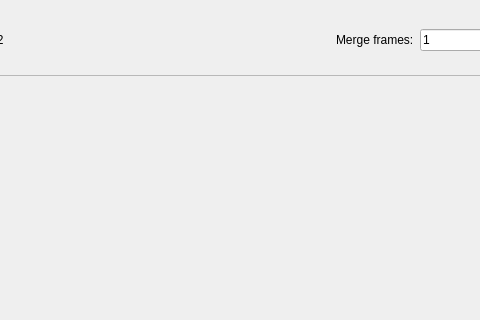
Old version of the form PyContact/gui/track_mol_gui.ui in the repository maxscheurer/pycontact; both pictures show x 138 to 618 and y 0 to 320 of the 743 by 538 pixel window.
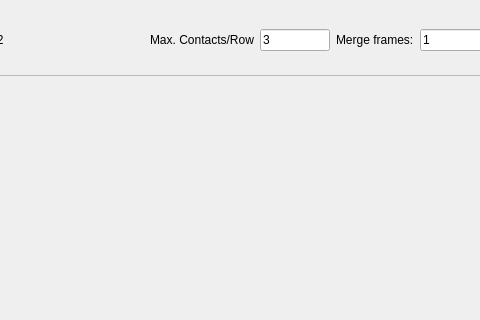
New version of the form.

```diff
--- a/PyContact/gui/track_mol_gui.ui
+++ b/PyContact/gui/track_mol_gui.ui
@@ -97,6 +97,26 @@
            </property>
           </spacer>
          </item>
+         <item>
+          <widget class="QLabel" name="label_2">
+           <property name="text">
+            <string>Max. Contacts/Row</string>
+           </property>
+          </widget>
+         </item>
+         <item>
+          <widget class="QLineEdit" name="maxContactsPerRowField">
+           <property name="maximumSize">
+            <size>
+             <width>70</width>
+             <height>16777215</height>
+            </size>
+           </property>
+           <property name="text">
+            <string>3</string>
+           </property>
+          </widget>
+         </item>
          <item>
           <widget class="QLabel" name="label">
            <property name="text">
```
